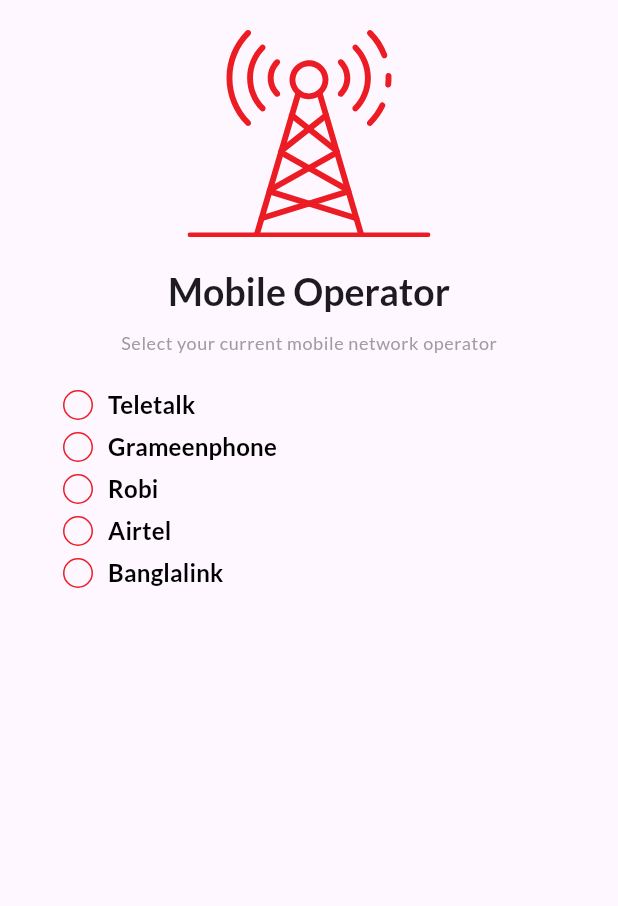
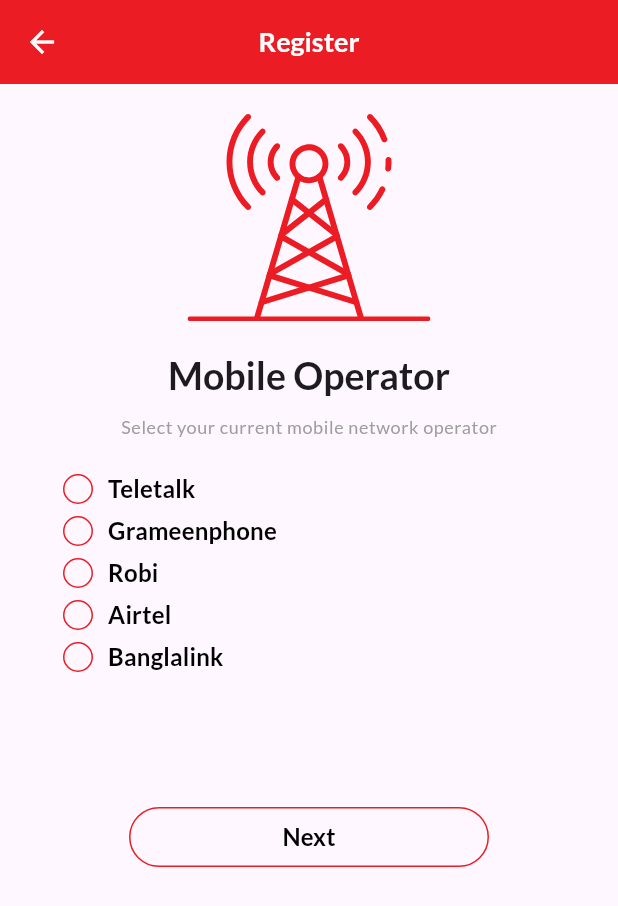
Before and after one commit to mehediFlutter/Nagad-Ui, a Flutter app: the MobileOperatorScreen screen opened directly, on a phone screen of 412 x 824 dp. Shown: the top 906 px of the screen. Run offline on Flutter 3.47's test engine with Material 3 defaults, Android fonts, the phone set to English and light mode, and no system bars; our stand-ins replace flutter_svg, google_fonts.

Commit message:
mobile operatorscreen

```diff
--- a/lib/app_bar/custom_app_bar.dart
+++ b/lib/app_bar/custom_app_bar.dart
@@ -1,10 +1,28 @@
 import 'package:flutter/material.dart';
 
-class CustomAppBar extends StatelessWidget {
-  const CustomAppBar({super.key});
+class CustomAppBar extends StatelessWidget implements PreferredSizeWidget {
+  final String title;
+  const CustomAppBar({super.key, required this.title});
 
   @override
   Widget build(BuildContext context) {
-    return const Placeholder();
+    return AppBar(
+      title: Text(title.toString(),style: Theme.of(context).textTheme.titleLarge!.copyWith(color: Colors.white),),
+      backgroundColor: Theme.of(context).primaryColor,
+      elevation: 0,
+      leading: IconButton(
+        icon: const Icon(
+          Icons.arrow_back,
+          color: Colors.white,
+        ),
+        onPressed: () {
+          Navigator.pop(context);
+        },
+      ),
+      centerTitle: true,
+    );
   }
+
+  @override
+  Size get preferredSize => Size.fromHeight(kToolbarHeight);
 }
--- a/lib/screen/auth/mobile_operator_screen/mobile_operator_screen.dart
+++ b/lib/screen/auth/registration_screen/mobile_operator_screen/mobile_operator_screen.dart
@@ -1,7 +1,10 @@
 import 'package:flutter/foundation.dart';
 import 'package:flutter/material.dart';
 import 'package:flutter_svg/svg.dart';
+import 'package:nagad_ui/app_bar/custom_app_bar.dart';
 import 'package:nagad_ui/widget/const.dart';
+
+import '../../../../submit_bottom/submit_bottom.dart';
 
 class MobileOperatorScreen extends StatefulWidget {
   const MobileOperatorScreen({super.key});
@@ -24,6 +27,7 @@
   @override
   Widget build(BuildContext context) {
     return Scaffold(
+      appBar: CustomAppBar(title: "Register"),
       body: SafeArea(
         child: SizedBox(
           width: double.infinity,
@@ -77,20 +81,27 @@
                                     decoration: BoxDecoration(
                                       shape: BoxShape.circle,
                                       border: Border.all(
-                                          color: Theme.of(context).primaryColor),
+                                          color:
+                                              Theme.of(context).primaryColor),
                                       color: selectedIndex == index
                                           ? Theme.of(context).primaryColor
                                           : null,
                                     ),
-                                    child:selectedIndex==index? Icon(Icons.check,
-                                        color: Colors.white, size: 15):null),
+                                    child: selectedIndex == index
+                                        ? Icon(Icons.check,
+                                            color: Colors.white, size: 15)
+                                        : null),
                                 width10,
                                 Text(
                                   mobileOperators[index],
-                                  style: Theme.of(context).textTheme.titleMedium!.copyWith(
+                                  style: Theme.of(context)
+                                      .textTheme
+                                      .titleMedium!
+                                      .copyWith(
                                           color: selectedIndex == index
                                               ? Theme.of(context).primaryColor
-                                          : Colors.black,fontWeight: FontWeight.bold),
+                                              : Colors.black,
+                                          fontWeight: FontWeight.bold),
                                 ),
                               ],
                             ),
@@ -100,6 +111,16 @@
                     ),
                   ),
                 ),
+                SubmitBottom(
+                  isEnable: selectedIndex != null,
+                  onPressed: () {
+                    if (kDebugMode) {
+                      print("Submit button pressed");
+                    }
+                  },
+                  text: "Next",
+                ),
+                Expanded(child: const SizedBox()),
               ],
             ),
           ),
--- a/lib/screen/auth/registration_screen/registration_screen.dart
+++ b/lib/screen/auth/registration_screen/registration_screen.dart
@@ -1,7 +1,7 @@
 import 'package:flutter/material.dart';
 import 'package:flutter_svg/flutter_svg.dart';
 import 'package:nagad_ui/screen/auth/login_screen/login_screen.dart';
-import 'package:nagad_ui/screen/auth/mobile_operator_screen/mobile_operator_screen.dart';
+import 'package:nagad_ui/screen/auth/registration_screen/mobile_operator_screen/mobile_operator_screen.dart';
 
 import '../../../submit_bottom/submit_bottom.dart';
 import '../../../widget/const.dart';
--- a/lib/submit_bottom/submit_bottom.dart
+++ b/lib/submit_bottom/submit_bottom.dart
@@ -3,7 +3,12 @@
 class SubmitBottom extends StatelessWidget {
   final Function onPressed;
   final String text;
-  const SubmitBottom({super.key, required this.onPressed, required this.text});
+  final bool? isEnable;
+  const SubmitBottom(
+      {super.key,
+      required this.onPressed,
+      required this.text,
+      this.isEnable = false});
 
   @override
   Widget build(BuildContext context) {
@@ -22,9 +27,12 @@
         decoration: BoxDecoration(
           borderRadius: BorderRadius.circular(20),
           border: Border.all(color: Theme.of(context).primaryColor),
+          color: isEnable! ? Theme.of(context).primaryColor :null,
         ),
         child: Center(
-          child: Text(text),
+          child: Text(text,
+              style: Theme.of(context).textTheme.titleMedium!.copyWith(
+                  color: isEnable! ? Colors.white : Colors.black)),
         ),
       ),
     );
```
Also changed, not shown: lib/screen/auth/registration_screen/account_type/account_type.dart (added, +13 -0 lines). Lines whose indentation alone changed are shown as unchanged.
